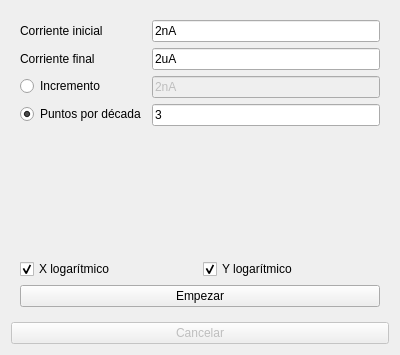
Above: vi.ui from ignamv/lfdm before the change. Below: the same form after it.
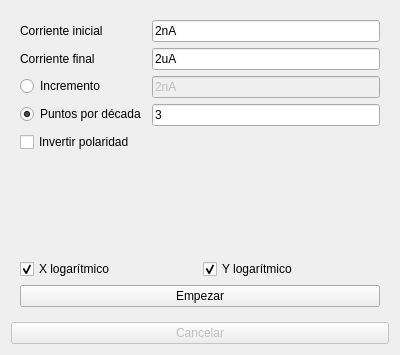
That is the form after the change.

Commit message: Invertir corriente en VI_GUI, separar arange/logspace

```diff
--- a/vi.ui
+++ b/vi.ui
@@ -97,6 +97,13 @@
           </property>
          </widget>
         </item>
+        <item row="4" column="0" colspan="2">
+         <widget class="QCheckBox" name="invertir">
+          <property name="text">
+           <string>Invertir polaridad</string>
+          </property>
+         </widget>
+        </item>
        </layout>
       </item>
       <item>
```
The commit also changes 1 other file.
